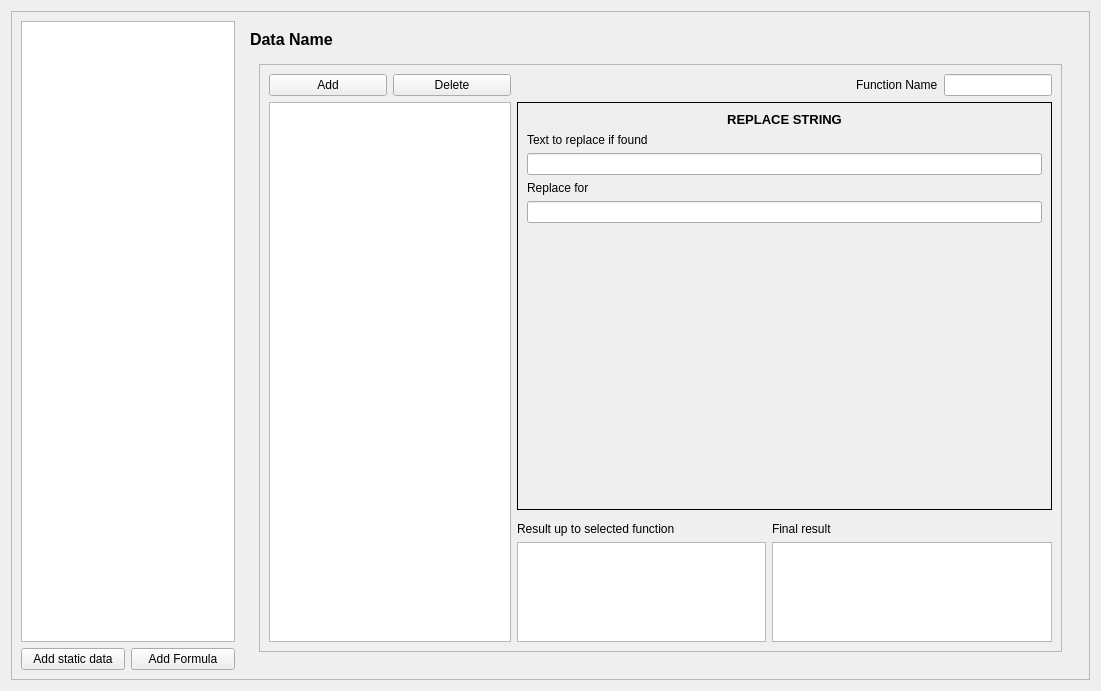
This is ui/PEsquemaPage.ui in icampsi/FindWhat as Qt 5 draws it before an edit. The edited form follows.
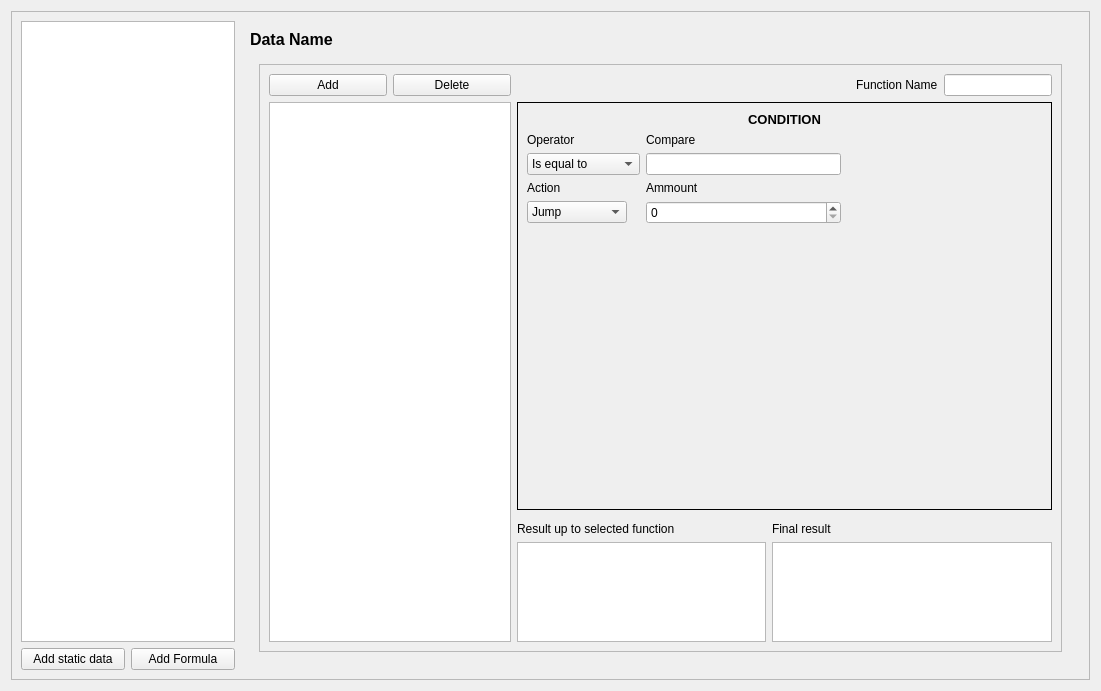
This is the edited form. Custom widgets are drawn as their Qt base class.

Commit message: Added condition function

Patch:
```diff
--- a/ui/PEsquemaPage.ui
+++ b/ui/PEsquemaPage.ui
@@ -161,7 +161,7 @@
                     <enum>QFrame::Plain</enum>
                    </property>
                    <property name="currentIndex">
-                    <number>6</number>
+                    <number>7</number>
                    </property>
                    <widget class="QWidget" name="NewFunction">
                     <layout class="QGridLayout" name="gridLayout_8"/>
@@ -899,6 +899,146 @@
                      </item>
                     </layout>
                    </widget>
+                   <widget class="QWidget" name="page_2">
+                    <layout class="QGridLayout" name="gridLayout_12">
+                     <item row="4" column="0">
+                      <widget class="QComboBox" name="comboBox_action">
+                       <property name="minimumSize">
+                        <size>
+                         <width>100</width>
+                         <height>0</height>
+                        </size>
+                       </property>
+                       <item>
+                        <property name="text">
+                         <string>Jump</string>
+                        </property>
+                       </item>
+                       <item>
+                        <property name="text">
+                         <string>Stop</string>
+                        </property>
+                       </item>
+                      </widget>
+                     </item>
+                     <item row="0" column="0" colspan="4">
+                      <widget class="QLabel" name="label_condition">
+                       <property name="sizePolicy">
+                        <sizepolicy hsizetype="Preferred" vsizetype="Fixed">
+                         <horstretch>0</horstretch>
+                         <verstretch>0</verstretch>
+                        </sizepolicy>
+                       </property>
+                       <property name="text">
+                        <string>&lt;html&gt;&lt;head/&gt;&lt;body&gt;&lt;p align=&quot;center&quot;&gt;&lt;span style=&quot; font-size:10pt; font-weight:700;&quot;&gt;CONDITION&lt;/span&gt;&lt;/p&gt;&lt;/body&gt;&lt;/html&gt;</string>
+                       </property>
+                      </widget>
+                     </item>
+                     <item row="1" column="0">
+                      <widget class="QLabel" name="label_operator">
+                       <property name="text">
+                        <string>Operator</string>
+                       </property>
+                      </widget>
+                     </item>
+                     <item row="3" column="0">
+                      <widget class="QLabel" name="label_action">
+                       <property name="text">
+                        <string>Action</string>
+                       </property>
+                      </widget>
+                     </item>
+                     <item row="2" column="3">
+                      <spacer name="horizontalSpacer_7">
+                       <property name="orientation">
+                        <enum>Qt::Horizontal</enum>
+                       </property>
+                       <property name="sizeHint" stdset="0">
+                        <size>
+                         <width>40</width>
+                         <height>20</height>
+                        </size>
+                       </property>
+                      </spacer>
+                     </item>
+                     <item row="5" column="0">
+                      <spacer name="verticalSpacer_6">
+                       <property name="orientation">
+                        <enum>Qt::Vertical</enum>
+                       </property>
+                       <property name="sizeHint" stdset="0">
+                        <size>
+                         <width>20</width>
+                         <height>40</height>
+                        </size>
+                       </property>
+                      </spacer>
+                     </item>
+                     <item row="2" column="2">
+                      <widget class="QLineEdit" name="lineEdit_compare"/>
+                     </item>
+                     <item row="1" column="2">
+                      <widget class="QLabel" name="label_6">
+                       <property name="text">
+                        <string>Compare</string>
+                       </property>
+                      </widget>
+                     </item>
+                     <item row="2" column="0" colspan="2">
+                      <widget class="QComboBox" name="comboBox_operator">
+                       <property name="minimumSize">
+                        <size>
+                         <width>100</width>
+                         <height>0</height>
+                        </size>
+                       </property>
+                       <item>
+                        <property name="text">
+                         <string>Is equal to</string>
+                        </property>
+                       </item>
+                       <item>
+                        <property name="text">
+                         <string>Is NOT equal to</string>
+                        </property>
+                       </item>
+                       <item>
+                        <property name="text">
+                         <string>Is Empty</string>
+                        </property>
+                       </item>
+                       <item>
+                        <property name="text">
+                         <string>Is NOT empty</string>
+                        </property>
+                       </item>
+                      </widget>
+                     </item>
+                     <item row="4" column="3">
+                      <spacer name="horizontalSpacer_6">
+                       <property name="orientation">
+                        <enum>Qt::Horizontal</enum>
+                       </property>
+                       <property name="sizeHint" stdset="0">
+                        <size>
+                         <width>40</width>
+                         <height>20</height>
+                        </size>
+                       </property>
+                      </spacer>
+                     </item>
+                     <item row="4" column="2">
+                      <widget class="QSpinBox" name="spinBox_ammountToJump"/>
+                     </item>
+                     <item row="3" column="2">
+                      <widget class="QLabel" name="label_7">
+                       <property name="text">
+                        <string>Ammount</string>
+                       </property>
+                      </widget>
+                     </item>
+                    </layout>
+                   </widget>
                   </widget>
                  </item>
                  <item row="4" column="2">
```
The commit also changes 8 other files.
